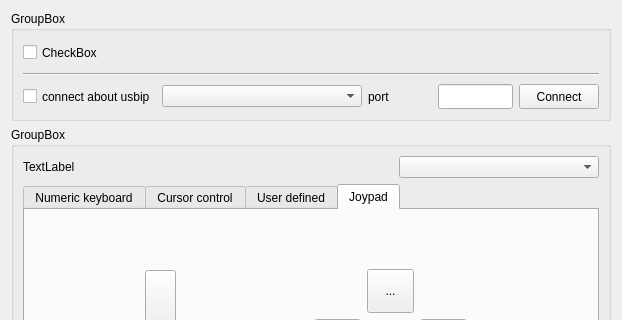
eduard-x/cnc-qt, file sources/forms/sControl.ui: the form before one commit; both pictures show x 0 to 622 and y 0 to 320 of the 622 by 805 pixel window.
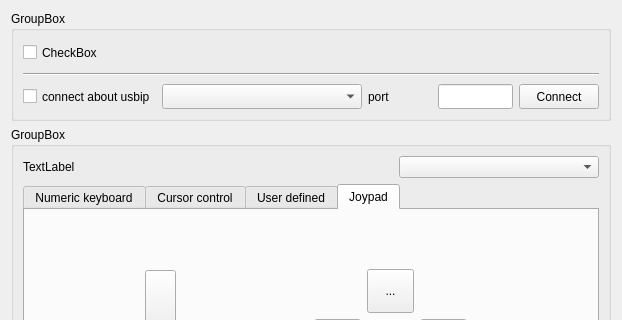
The form after the commit.

Commit message: parser params gui

What changed in the file:
```diff
--- a/sources/forms/sControl.ui
+++ b/sources/forms/sControl.ui
@@ -23,7 +23,7 @@
    <item row="0" column="0">
     <widget class="QGroupBox" name="groupRemote">
      <property name="sizePolicy">
-      <sizepolicy hsizetype="MinimumExpanding" vsizetype="MinimumExpanding">
+      <sizepolicy hsizetype="Minimum" vsizetype="Minimum">
        <horstretch>0</horstretch>
        <verstretch>0</verstretch>
       </sizepolicy>
@@ -94,7 +94,7 @@
         <item>
          <widget class="QComboBox" name="comboBoxIP">
           <property name="sizePolicy">
-           <sizepolicy hsizetype="Minimum" vsizetype="Fixed">
+           <sizepolicy hsizetype="Minimum" vsizetype="Minimum">
             <horstretch>0</horstretch>
             <verstretch>0</verstretch>
            </sizepolicy>
```
The commit also changes 7 other files.
